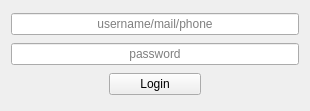
Above: login.ui from pohmelie/yota-speed-switcher before the change. Below: the same form after it.
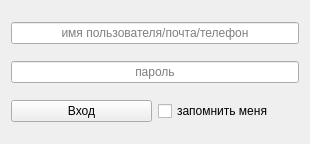
That is the form after the change.

Commit message: pyqt version: * tooltips * relogin * errors capture * remember user

The edit to the form file:
```diff
--- a/login.ui
+++ b/login.ui
@@ -7,24 +7,24 @@
     <x>0</x>
     <y>0</y>
     <width>310</width>
-    <height>111</height>
+    <height>144</height>
    </rect>
   </property>
   <property name="windowTitle">
    <string>Form</string>
   </property>
   <layout class="QGridLayout" name="gridLayout">
-   <item row="0" column="0" colspan="3">
+   <item row="0" column="0" colspan="2">
     <widget class="QLineEdit" name="username_edit">
      <property name="alignment">
       <set>Qt::AlignCenter</set>
      </property>
      <property name="placeholderText">
-      <string>username/mail/phone</string>
+      <string>имя пользователя/почта/телефон</string>
      </property>
     </widget>
    </item>
-   <item row="1" column="0" colspan="3">
+   <item row="1" column="0" colspan="2">
     <widget class="QLineEdit" name="password_edit">
      <property name="echoMode">
       <enum>QLineEdit::Password</enum>
@@ -33,14 +33,21 @@
       <set>Qt::AlignCenter</set>
      </property>
      <property name="placeholderText">
-      <string>password</string>
+      <string>пароль</string>
      </property>
     </widget>
    </item>
-   <item row="2" column="1">
+   <item row="2" column="0">
     <widget class="QPushButton" name="login_button">
      <property name="text">
-      <string>Login</string>
+      <string>Вход</string>
+     </property>
+    </widget>
+   </item>
+   <item row="2" column="1">
+    <widget class="QCheckBox" name="remember_me_edit">
+     <property name="text">
+      <string>запомнить меня</string>
      </property>
     </widget>
    </item>
```
Left out of the diff: 3 changed lines with no effect on the pictures. The commit also changes 4 other files.
